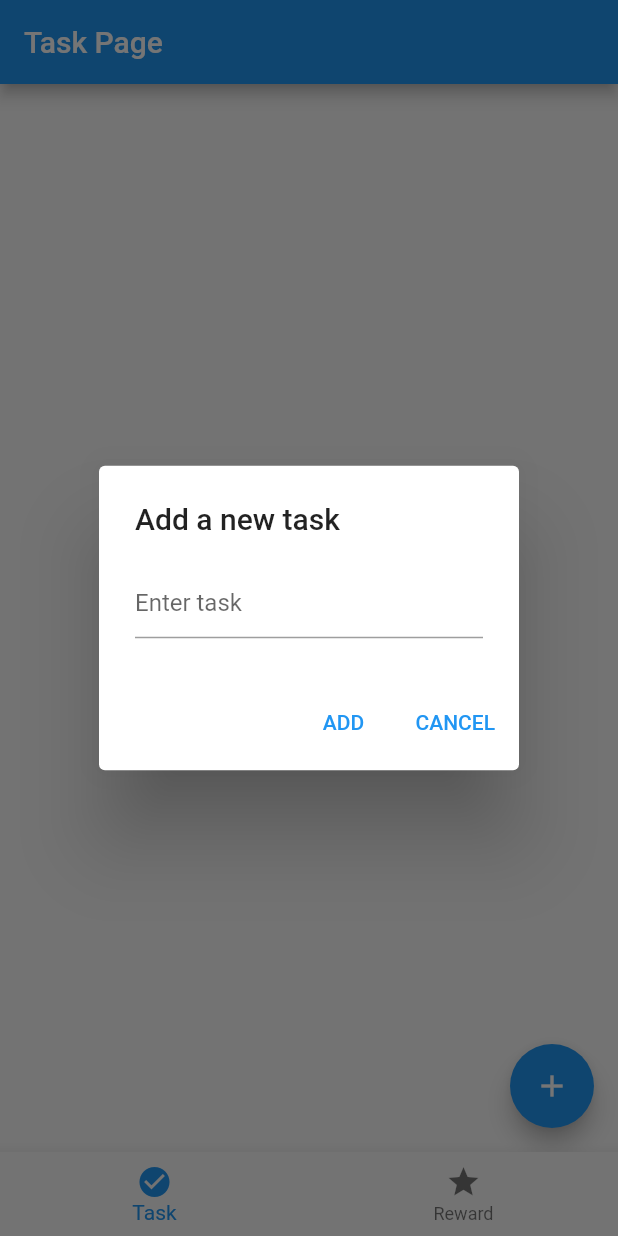
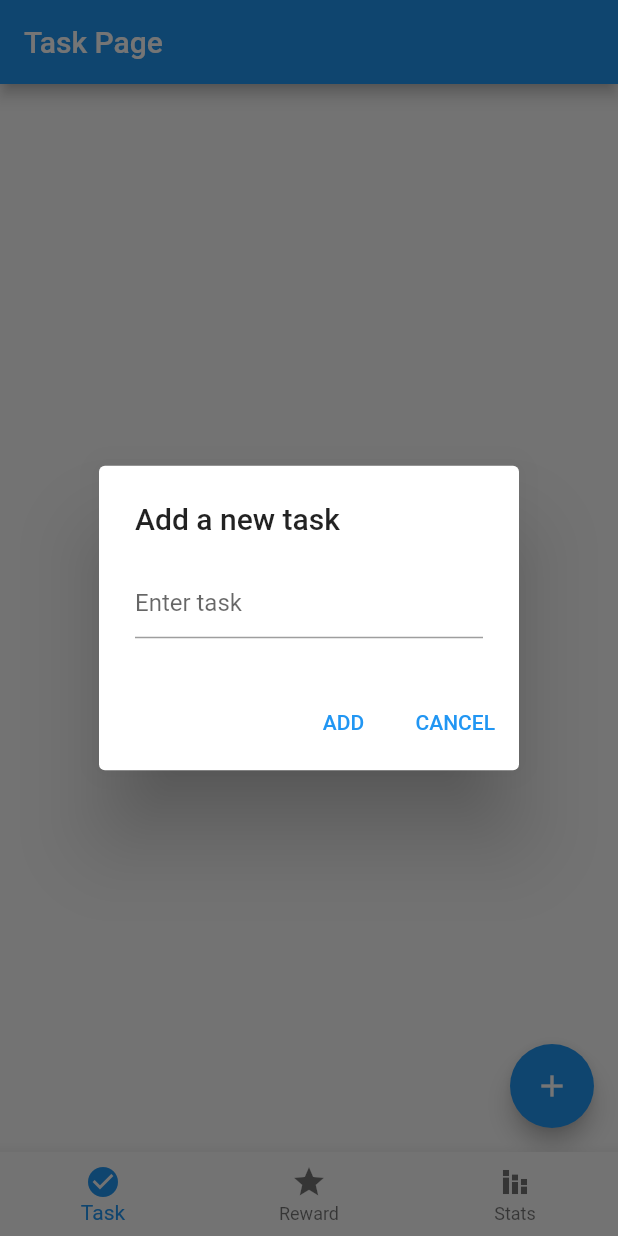
Before and after one commit to ayz122004/carrot, a Flutter app: the screen it shows after launch, after a tap on the "add" icon, on a phone screen of 412 x 824 dp. Run offline on Flutter 3.47's test engine with Material 2 defaults, Android fonts, the phone set to English and light mode, and no system bars.

Commit message:
added stat page

```diff
--- a/lib/Pages/item_page.dart
+++ b/lib/Pages/item_page.dart
@@ -14,14 +14,13 @@ class _ItemPageState extends State<ItemPage> {
   late TextEditingController _taskDescController;
   late TextEditingController _rewardTitleController;
   late TextEditingController _rewardDescController;
-  //TODO: edit item functionality
 
   @override
   Widget build(BuildContext context) {
     _taskTitleController =
         TextEditingController(text: widget.item.getTaskTitle());
     _taskDescController =
-        TextEditingController(text: widget.item.taskDescription);
+        TextEditingController(text: widget.item.getTaskDesc());
     _rewardTitleController =
         TextEditingController(text: widget.item.rewardTitle);
     _rewardDescController =
@@ -67,7 +66,7 @@ class _ItemPageState extends State<ItemPage> {
                   controller: _taskDescController,
                   onSubmitted: (value) {
                     setState(() {
-                      widget.item.taskDescription = _taskDescController.text;
+                      widget.item.setTaskDesc(_taskDescController.text);
                     });
                   },
                 ),
--- a/lib/Pages/reward_page.dart
+++ b/lib/Pages/reward_page.dart
@@ -13,7 +13,10 @@ class _RewardPageState extends State<RewardPage> {
     return Scaffold(
       appBar: AppBar(
         title: const Text("Reward Page"),
-      )
+      ),
+      body: Container(
+        child: Text("Under construction"),
+      ),
     );
   }
 }
--- /dev/null
+++ b/lib/Pages/stat_page.dart
@@ -0,0 +1,22 @@
+import 'package:flutter/material.dart';
+
+class StatPage extends StatefulWidget {
+  const StatPage({ Key? key }) : super(key: key);
+
+  @override
+  _StatPageState createState() => _StatPageState();
+}
+
+class _StatPageState extends State<StatPage> {
+  @override
+  Widget build(BuildContext context) {
+    return Scaffold(
+      appBar: AppBar(
+        title: const Text("Stats Page"),
+      ),
+      body: Container(
+        child: Text("under construction"),
+      ),
+    );
+  }
+}
--- a/lib/Pages/task_page.dart
+++ b/lib/Pages/task_page.dart
@@ -46,7 +46,10 @@ class _TaskPageState extends State<TaskPage> {
       onTap: () {
         _openTask(item);
       },
-      child: ListTile(title: Text(item.getTaskTitle())),
+      child: ListTile(
+        title: Text(item.getTaskTitle()),
+        subtitle: Text(item.getTaskDesc()),
+      ),
       key: ValueKey('$_counter'),
     );
     setState(() {
--- a/lib/home.dart
+++ b/lib/home.dart
@@ -1,6 +1,8 @@
 import 'package:flutter/material.dart';
 import 'package:hackathon/Pages/task_page.dart';
 import 'package:hackathon/Pages/reward_page.dart';
+import 'package:hackathon/Pages/stat_page.dart';
+
 
 class Home extends StatefulWidget {
   const Home({ Key? key }) : super(key: key);
@@ -25,6 +27,7 @@ class _HomeState extends State<Home> {
       children: const [
         TaskPage(),
         RewardPage(),
+        StatPage(),
       ],
     ),
     bottomNavigationBar: BottomNavigationBar(
@@ -39,6 +42,10 @@ class _HomeState extends State<Home> {
             icon: Icon(Icons.star),
             label: 'Reward',
           ),
+          BottomNavigationBarItem(
+            icon: Icon(Icons.stacked_bar_chart),
+            label: 'Stats',
+          ),
       ],
     ),
 
--- a/lib/task_item.dart
+++ b/lib/task_item.dart
@@ -3,24 +3,27 @@ import 'package:flutter/material.dart';
 class TaskItem with ChangeNotifier {
   bool isCompleted = false;
   String _taskTitle = "default";
-  String taskDescription = "default";
+  String _taskDescription = "default";
   String rewardTitle = "default";
   String rewardDescription = "default";
 
   TaskItem(this._taskTitle);
 
-  String getTaskTitle() {
-    return _taskTitle;
-  }
+  String getTaskTitle() => _taskTitle;
 
   void setTaskTitle(String title) {
     _taskTitle = title;
     notifyListeners();
   }
 
+  String getTaskDesc() => _taskDescription;
+  void setTaskDesc(String description) {
+    _taskDescription = description;
+    notifyListeners();
+  }
+
   @override
   String toString() {
-    // TODO: implement toString
     return _taskTitle;
   }
 }
```
